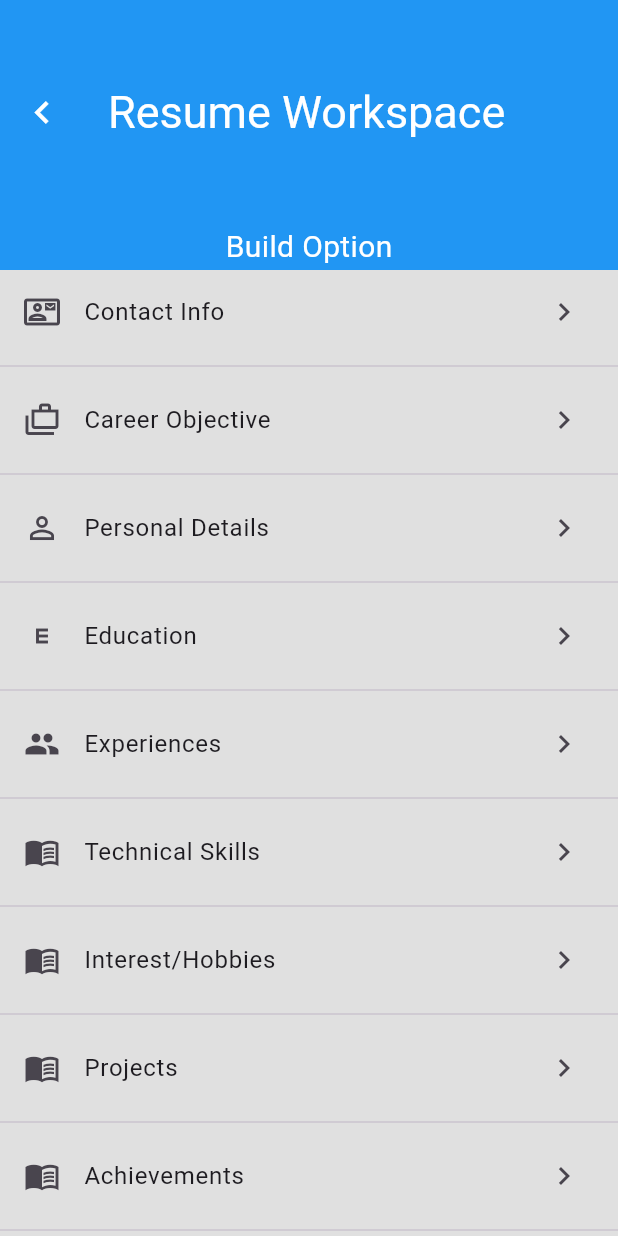
After one commit to shahmoksh22/Flutter, a Flutter app: the mainmenu screen opened directly, on a phone screen of 412 x 824 dp. The commit adds this screen. Run offline on Flutter 3.47's test engine with Material 3 defaults, Android fonts, the phone set to English and light mode, and no system bars; our stand-ins replace flutter_rating_bar, image_picker.

Commit message:
Resume Builder
Resume Builder

```diff
--- /dev/null
+++ b/ui_demo/resume_builder/lib/main.dart
@@ -0,0 +1,44 @@
+import 'package:flutter/material.dart';
+import 'package:resume_builder/SplashScreen.dart';
+import 'package:resume_builder/mainmenu.dart';
+
+void main() {
+  runApp(const MyApp());
+}
+
+class MyApp extends StatelessWidget {
+  const MyApp({super.key});
+
+  // This widget is the root of your application.
+  @override
+  Widget build(BuildContext context) {
+    return MaterialApp(
+      debugShowCheckedModeBanner: false,
+      title: 'Flutter Demo',
+      theme: ThemeData(
+        // This is the theme of your application.
+        //
+        // TRY THIS: Try running your application with "flutter run". You'll see
+        // the application has a purple toolbar. Then, without quitting the app,
+        // try changing the seedColor in the colorScheme below to Colors.green
+        // and then invoke "hot reload" (save your changes or press the "hot
+        // reload" button in a Flutter-supported IDE, or press "r" if you used
+        // the command line to start the app).
+        //
+        // Notice that the counter didn't reset back to zero; the application
+        // state is not lost during the reload. To reset the state, use hot
+        // restart instead.
+        //
+        // This works for code too, not just values: Most code changes can be
+        // tested with just a hot reload.
+        colorScheme: ColorScheme.fromSeed(seedColor: Colors.deepPurple),
+        useMaterial3: true,
+      ),
+      initialRoute: '/',
+      routes: {
+        '/': (context) =>SplashScreen(),      // Home page route
+        '/home': (context) =>  mainmenu(),  // MyHomePage route
+      },
+    );
+  }
+}
--- /dev/null
+++ b/ui_demo/resume_builder/lib/mainmenu.dart
@@ -0,0 +1,92 @@
+import 'package:flutter/cupertino.dart';
+import 'package:flutter/material.dart';
+
+class mainmenu extends StatefulWidget {
+  const mainmenu({Key? key}) : super(key: key);
+
+  @override
+  State<mainmenu> createState() => _mainmenu();
+}
+
+List<Option> listArr = [
+  Option(icons: Icons.contact_mail_outlined, title: 'Contact Info'),
+  Option(icons: Icons.cases_outlined, title: 'Career Objective'),
+  Option(icons: Icons.person_outline_outlined, title: 'Personal Details'),
+  Option(icons: Icons.e_mobiledata_outlined, title: 'Education'),
+  Option(icons: Icons.people, title: 'Experiences'),
+  Option(icons: Icons.menu_book_sharp, title: 'Technical Skills'),
+  Option(icons: Icons.menu_book_sharp, title: 'Interest/Hobbies'),
+  Option(icons: Icons.menu_book_sharp, title: 'Projects'),
+  Option(icons: Icons.menu_book_sharp, title: 'Achievements'),
+  Option(icons: Icons.collections_bookmark_sharp, title: 'References'),
+  Option(icons: Icons.menu_book_sharp, title: 'Declaration'),
+];
+
+class _mainmenu extends State<mainmenu> {
+  @override
+  Widget build(BuildContext context) {
+    return Scaffold(
+      backgroundColor: Colors.grey[300],
+      appBar: AppBar(
+        backgroundColor: Colors.blue,
+        leading: IconButton(
+          onPressed: () {
+            Navigator.pop(context);
+          },
+          icon: const Icon(
+            Icons.chevron_left,
+            size: 30,
+            color: Colors.white,
+          ),
+        ),
+        title: Text(
+          'Resume Workspace',
+          style: TextStyle(fontSize: 30, color: Colors.white),
+        ),
+        toolbarHeight: 150,
+      ),
+      body: Column(
+        crossAxisAlignment: CrossAxisAlignment.start,
+        children: [
+          Container(
+            color: Colors.blue,
+            height: 30,
+            width: double.infinity,
+            child: Center(
+              child: Text('Build Option', style: TextStyle(color: Colors.white,fontSize: 20)),
+            ),
+          ),
+
+
+          Expanded(
+            child: ListView.separated(
+              itemCount: listArr.length,
+              separatorBuilder: (context, index) => const Divider(),
+              itemBuilder: (context, index) {
+                return InkWell(
+                  onTap: () {
+                    // Handle onTap action
+                  },
+                  child: ListTile(
+                    leading: Icon(listArr[index].icons),
+                    title: Text(listArr[index].title),
+                    trailing: const Icon(
+                      Icons.chevron_right,
+                    ),
+                  ),
+                );
+              },
+            ),
+          ),
+        ],
+      ),
+    );
+  }
+}
+
+class Option {
+  final IconData icons;
+  final String title;
+
+  Option({required this.icons, required this.title});
+}
```
Also changed, not shown: ui_demo/lib/LabWork13.2/ResumeBuilder2.dart (+3 -6 lines), ui_demo/resume_builder/analysis_options.yaml (added, +28 -0 lines), ui_demo/resume_builder/lib/SplashScreen.dart (added, +24 -0 lines), ui_demo/resume_builder/pubspec.yaml (added, +90 -0 lines), ui_demo/resume_builder/assets/images/logo.png (added), ui_demo/resume_builder/pubspec.lock (added), 125 other files.
